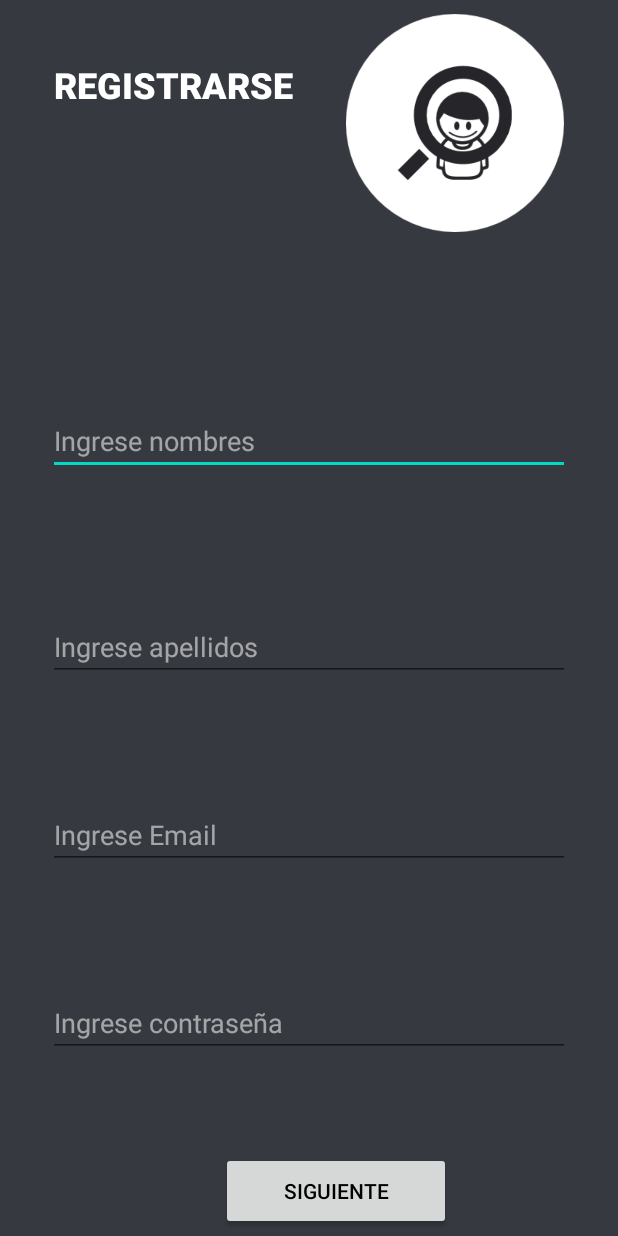
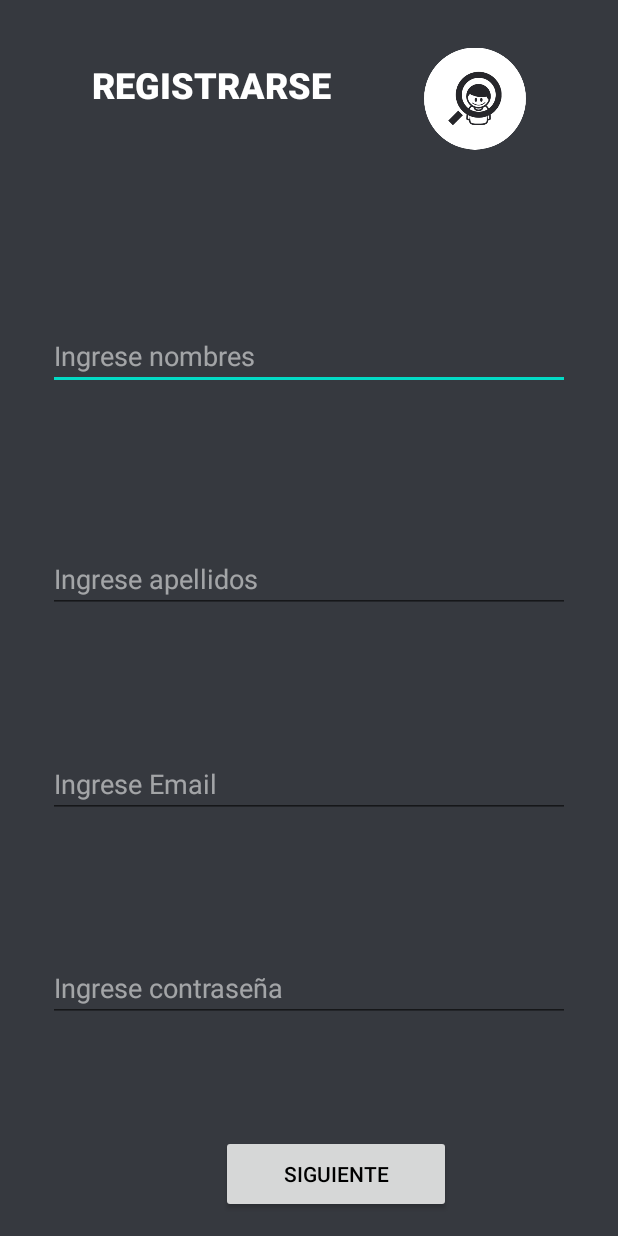
Before and after one commit to JCCotrina/TeleChamba, an Android app: the layout activity_register.xml on its own in the app's theme, with its tools: preview values and no code run, on a phone screen of 412 x 824 dp. Run offline under Robolectric (Android 15) with nearby library versions, the phone set to English and light mode, and no system bars.

```diff
--- a/app/src/main/res/layout/activity_create_project.xml
+++ b/app/src/main/res/layout/activity_create_project.xml
@@ -72,10 +72,11 @@
         android:id="@+id/botonRegresarMenuPrincipal"
         android:layout_width="256dp"
         android:layout_height="47dp"
-        android:layout_marginTop="44dp"
+        android:layout_marginTop="36dp"
         android:text="@string/botonRegresarPrincipal"
         android:textColor="#000000"
         app:layout_constraintEnd_toEndOf="parent"
+        app:layout_constraintHorizontal_bias="0.496"
         app:layout_constraintStart_toStartOf="parent"
         app:layout_constraintTop_toBottomOf="@+id/botonConfirmarCrear" />
 </androidx.constraintlayout.widget.ConstraintLayout>
--- a/app/src/main/res/layout/activity_register.xml
+++ b/app/src/main/res/layout/activity_register.xml
@@ -24,15 +24,14 @@
         android:layout_width="match_parent"
         android:layout_height="wrap_content"
         android:layout_marginStart="32dp"
-        android:layout_marginTop="108dp"
+        android:layout_marginTop="159dp"
         android:layout_marginEnd="32dp"
         android:hint="Ingrese nombres"
         android:inputType="text"
         app:layout_constraintBottom_toTopOf="@+id/etIngresarApellidos"
         app:layout_constraintEnd_toEndOf="@+id/etIngresarApellidos"
-        app:layout_constraintHorizontal_bias="0.468"
         app:layout_constraintStart_toStartOf="@+id/etIngresarApellidos"
-        app:layout_constraintTop_toBottomOf="@+id/imageView3" />
+        app:layout_constraintTop_toTopOf="@+id/tituloRegistro" />
 
     <EditText
         android:id="@+id/etIngresarApellidos"
@@ -74,7 +73,7 @@
         android:inputType="textPassword"
         app:layout_constraintBottom_toTopOf="@+id/bSiguiente"
         app:layout_constraintEnd_toEndOf="@+id/bSiguiente"
-        app:layout_constraintHorizontal_bias="0.5"
+        app:layout_constraintHorizontal_bias="0.569"
         app:layout_constraintStart_toStartOf="@+id/bSiguiente"
         app:layout_constraintTop_toBottomOf="@+id/etIngresarEmail" />
 
@@ -88,14 +87,14 @@
         android:textColor="#000000"
         app:layout_constraintBottom_toBottomOf="parent"
         app:layout_constraintEnd_toEndOf="parent"
-        app:layout_constraintHorizontal_bias="0.57"
+        app:layout_constraintHorizontal_bias="0.569"
         app:layout_constraintStart_toStartOf="parent"
         app:layout_constraintTop_toBottomOf="@+id/etIngresarContraseña" />
 
     <ImageView
         android:id="@+id/imageView3"
-        android:layout_width="145dp"
-        android:layout_height="156dp"
+        android:layout_width="68dp"
+        android:layout_height="91dp"
         app:layout_constraintBottom_toTopOf="@+id/etIngresarNombre"
         app:layout_constraintEnd_toEndOf="parent"
         app:layout_constraintHorizontal_bias="0.5"
```
Also changed, not shown: app/src/main/AndroidManifest.xml (+9 -9 lines), app/src/main/java/com/example/telechamba/Login.kt (deleted, +0 -11 lines), app/src/main/java/com/example/telechamba/Register.kt (deleted, +0 -11 lines).
